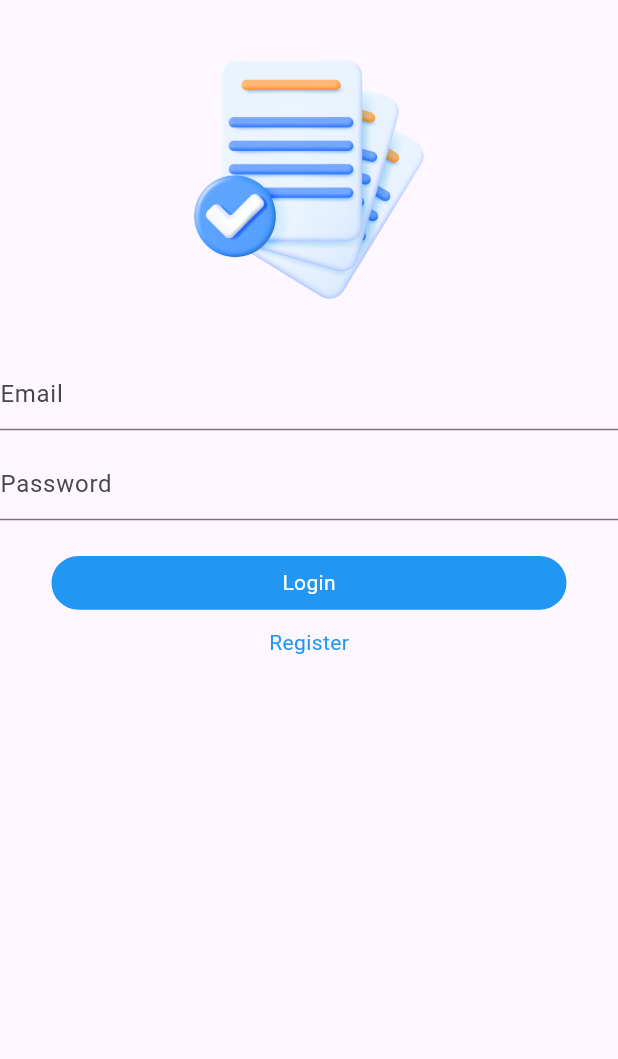
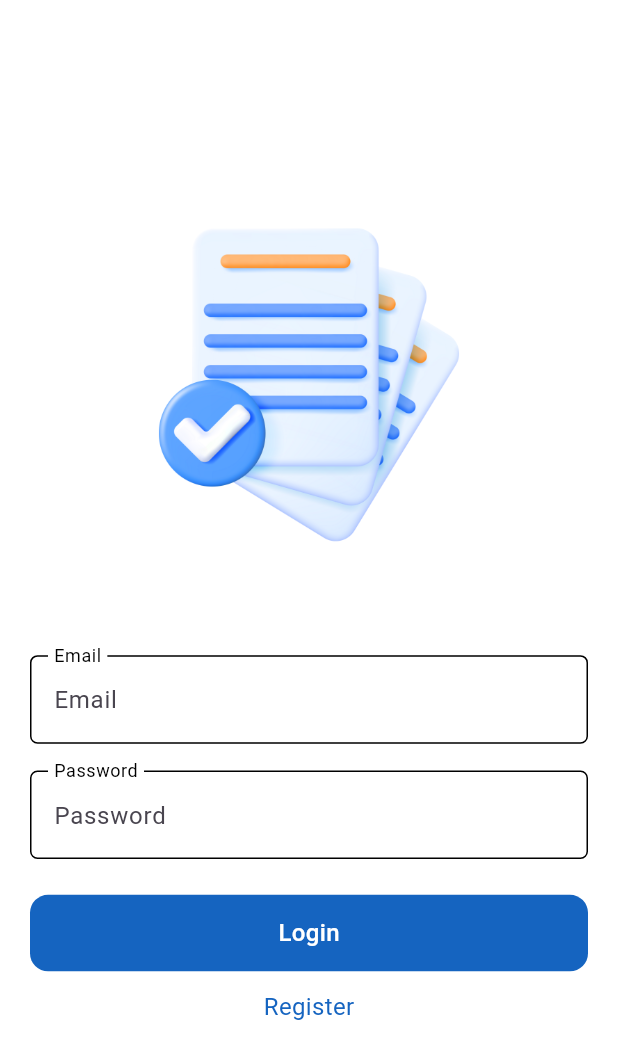
Before and after one commit to BagusRezky/mojadiapp, a Flutter app: the screen it shows after launch, on a phone screen of 412 x 824 dp. Shown: the top 1059 px of the screen. Run offline on Flutter 3.47's test engine with Material 3 defaults, Android fonts, the phone set to English and light mode, and no system bars; our stand-ins replace cloud_firestore, firebase_auth, firebase_core, flutter_screenutil, google_fonts, image_picker; accounts and stored records are empty.

Commit message:
fixing tipis2

```diff
--- a/lib/Routes/route.dart
+++ b/lib/Routes/route.dart
@@ -2,6 +2,8 @@ import 'package:flutter/material.dart';
 import 'package:mojadiapp/screens/auth/login.dart';
 import 'package:mojadiapp/screens/auth/register.dart';
 import 'package:mojadiapp/screens/home.dart';
+import 'package:mojadiapp/screens/laporan/create_report.dart';
+import 'package:mojadiapp/screens/laporan/getall_report.dart';
 
 class Routes {
   static Route<dynamic> generateRoute(RouteSettings settings) {
@@ -12,6 +14,10 @@ class Routes {
         return MaterialPageRoute(builder: (_) => const HomeScreen());
       case '/register':
         return MaterialPageRoute(builder: (_) => const Register());
+      case '/report':
+        return MaterialPageRoute(builder: (_) => const LaporanScreen());
+      case '/report/create':
+        return MaterialPageRoute(builder: (_) => const CreateReportScreen());
       default:
         return MaterialPageRoute(builder: (_) => const LoginScreen());
     }
--- a/lib/main.dart
+++ b/lib/main.dart
@@ -3,7 +3,6 @@ import 'package:flutter/material.dart';
 import 'package:flutter_screenutil/flutter_screenutil.dart';
 import 'package:mojadiapp/Routes/route.dart';
 import 'package:mojadiapp/providers/auth_provider.dart';
-import 'package:mojadiapp/screens/laporan/semua_laporan.dart';
 import 'package:provider/provider.dart';
 import 'services/firebase_options.dart';
 
@@ -28,7 +27,7 @@ class MainApp extends StatelessWidget {
         providers: [
           ChangeNotifierProvider(create: (_) => AuthProvider()),
         ],
-        child: MaterialApp(
+        child: const MaterialApp(
           debugShowCheckedModeBanner: false,
           onGenerateRoute: Routes.generateRoute, // Gunakan onGenerateRoute
           initialRoute: '/',
--- a/lib/screens/auth/login.dart
+++ b/lib/screens/auth/login.dart
@@ -1,6 +1,9 @@
 import 'package:flutter/material.dart';
 import 'package:flutter_screenutil/flutter_screenutil.dart';
+import 'package:google_fonts/google_fonts.dart';
 import 'package:mojadiapp/providers/auth_provider.dart';
+import 'package:mojadiapp/widgets/my_button.dart';
+import 'package:mojadiapp/widgets/my_textfield.dart';
 import 'package:provider/provider.dart';
 
 class LoginScreen extends StatelessWidget {
@@ -13,29 +16,35 @@ class LoginScreen extends StatelessWidget {
     final TextEditingController emailController = TextEditingController();
     final TextEditingController passwordController = TextEditingController();
     return Scaffold(
-      body: Center(
+      backgroundColor: Colors.white,
+      body: SingleChildScrollView(
+        child: Padding(
+          padding:
+              const EdgeInsets.symmetric(horizontal: 20.0, vertical: 100.0),
           child: Column(
             children: [
               Image(
                 image: const AssetImage('assets/logo.png'),
-              width: 200.w,
-              height: 200.h,
+                width: 257.w,
+                height: 262.h,
               ),
-            TextFormField(
+              20.verticalSpace,
+              TextInputField(
+                hintText: 'Email',
+                labelText: 'Email',
+                minLines: 1,
+                maxLines: 1,
                 controller: emailController,
-              decoration: const InputDecoration(hintText: 'Email'),
-              // onSaved: (value) => authProvider.enteredEmail = value ?? '',
-              // validator: (value) =>
-              //     value!.isEmpty ? 'Please enter an email' : null,
+                obscure: false,
               ),
-            10.verticalSpace,
-            TextFormField(
+              15.verticalSpace,
+              TextInputField(
+                hintText: 'Password',
+                labelText: 'Password',
+                minLines: 1,
+                maxLines: 1,
                 controller: passwordController,
-              decoration: const InputDecoration(hintText: 'Password'),
-              obscureText: true,
-              // onSaved: (value) => authProvider.enteredPassword = value ?? '',
-              // validator: (value) =>
-              //     value!.isEmpty ? 'Please enter a password' : null,
+                obscure: true,
               ),
               20.verticalSpace,
               GestureDetector(
@@ -45,23 +54,9 @@ class LoginScreen extends StatelessWidget {
                     passwordController.text,
                     context,
                   );
-
                 },
-              child: Container(
-                width: 300.w,
-                height: 30.h,
-                decoration: BoxDecoration(
-                  color: Colors.blue,
-                  borderRadius: BorderRadius.circular(20),
-                ),
-                child: const Center(
-                  child: Text(
-                    'Login',
-                    style: TextStyle(
-                      color: Colors.white,
-                    ),
-                  ),
-                ),
+                child: const MyButton(
+                  text: 'Login',
                 ),
               ),
               10.verticalSpace,
@@ -69,11 +64,12 @@ class LoginScreen extends StatelessWidget {
                 onTap: () {
                   Navigator.pushNamed(context, '/register');
                 },
-              child: const SizedBox(
+                child: SizedBox(
                   child: Text(
                     'Register',
-                  style: TextStyle(
-                    color: Colors.blue,
+                    style: GoogleFonts.roboto(
+                      color: const Color(0xFF1564C0),
+                      fontSize: 16,
                     ),
                   ),
                 ),
@@ -81,6 +77,7 @@ class LoginScreen extends StatelessWidget {
             ],
           ),
         ),
+      ),
     );
   }
 }
--- a/lib/screens/home.dart
+++ b/lib/screens/home.dart
@@ -1,6 +1,5 @@
 import 'package:flutter/material.dart';
 import 'package:flutter_screenutil/flutter_screenutil.dart';
-import 'package:mojadiapp/screens/laporan/create_report.dart';
 
 class HomeScreen extends StatefulWidget {
   const HomeScreen({super.key});
@@ -44,12 +43,7 @@ class _HomeScreenState extends State<HomeScreen> {
                     ),
                     InkWell(
                       onTap: () {
-                        Navigator.push(
-                          context,
-                          MaterialPageRoute(
-                            builder: (context) => const CreateReportScreen(),
-                          ),
-                        );
+                        Navigator.pushNamed(context, '/report/create');
                       },
                       child: Container(
                         margin: EdgeInsets.only(top: 20.h),
@@ -80,7 +74,11 @@ class _HomeScreenState extends State<HomeScreen> {
                   children: [
                     Column(
                       children: [
-                        Container(
+                        InkWell(
+                          onTap: () {
+                            Navigator.pushNamed(context, '/report');
+                          },
+                          child: Container(
                             width: 50.w,
                             height: 50.h,
                             decoration: BoxDecoration(
@@ -89,6 +87,7 @@ class _HomeScreenState extends State<HomeScreen> {
                             ),
                             child: const Center(
                               child: Icon(Icons.add_alert),
+                            ),
                           ),
                         ),
                         10.verticalSpace,
--- a/lib/screens/laporan/create_report.dart
+++ b/lib/screens/laporan/create_report.dart
@@ -108,6 +108,7 @@ class _CreateReportScreenState extends State<CreateReportScreen> {
                       controller: _judulController,
                       minLines: 1,
                       maxLines: 1,
+                      obscure: false,
                     ),
                     12.verticalSpace,
                     TextInputField(
@@ -116,6 +117,7 @@ class _CreateReportScreenState extends State<CreateReportScreen> {
                       controller: _deskripsiController,
                       minLines: 3,
                       maxLines: 5,
+                      obscure: false,
                     ),
                     12.verticalSpace,
                     TextField(
--- a/lib/screens/laporan/getall_report.dart
+++ b/lib/screens/laporan/getall_report.dart
@@ -21,6 +21,7 @@ class _LaporanScreenState extends State<LaporanScreen> {
         ),
         backgroundColor: Colors.white, // Warna solid untuk AppBar
         elevation: 0, // Menghapus bayangan pada AppBar
+        centerTitle: true,
       ),
       body: ListView.builder(
         padding: const EdgeInsets.all(8),
@@ -35,8 +36,7 @@ class _LaporanScreenState extends State<LaporanScreen> {
                 color: Color.fromARGB(101, 206, 234, 255),
                 borderRadius: BorderRadius.circular(11),
                 border: Border.all(
-                        width: 1.5.sp,
-                        color: Color.fromARGB(255, 144, 201, 248))),
+                    width: 1.5.sp, color: Color.fromARGB(255, 144, 201, 248))),
             child: Row(
               mainAxisAlignment: MainAxisAlignment.start,
               children: [
@@ -58,7 +58,9 @@ class _LaporanScreenState extends State<LaporanScreen> {
               ],
             ),
           );
-            }));
+        },
+      ),
+    );
   }
 
   Widget textLaporan() {
--- a/lib/widgets/my_textfield.dart
+++ b/lib/widgets/my_textfield.dart
@@ -7,7 +7,7 @@ class TextInputField extends StatelessWidget {
   final String labelText;
   final int minLines;
   final int maxLines;
-
+  final bool obscure;
   final TextEditingController controller;
 
   const TextInputField({
@@ -17,6 +17,7 @@ class TextInputField extends StatelessWidget {
     required this.minLines,
     required this.maxLines,
     required this.controller,
+    this.obscure = false,
   });
 
   @override
@@ -59,6 +60,8 @@ class TextInputField extends StatelessWidget {
       ),
       minLines: minLines,
       maxLines: maxLines,
+      obscureText: obscure,
+      controller: controller,
     );
   }
 }
```
Lines whose indentation alone changed are shown as unchanged.
